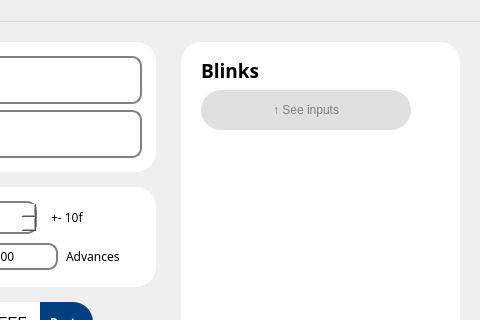
KapitalRoser/OpenBlink, file OpenBlink/GuiProjectBackup/OpenBlink2/mainwindow.ui: the form before one commit; both pictures show x 267 to 747 and y 0 to 320 of the 747 by 720 pixel window.
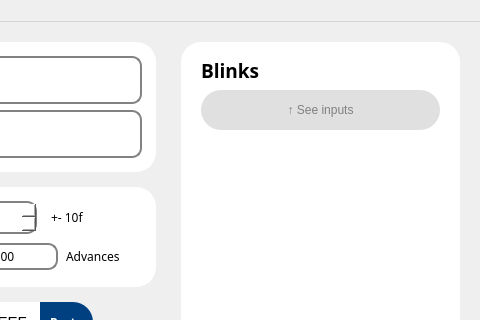
The form after the commit. Icons and pictures are not drawn.

Commit message: main change + center table

```diff
--- a/OpenBlink/GuiProjectBackup/OpenBlink2/mainwindow.ui
+++ b/OpenBlink/GuiProjectBackup/OpenBlink2/mainwindow.ui
@@ -1384,7 +1384,7 @@
           <bool>false</bool>
          </property>
          <property name="sizePolicy">
-          <sizepolicy hsizetype="Maximum" vsizetype="Preferred">
+          <sizepolicy hsizetype="Preferred" vsizetype="Preferred">
            <horstretch>0</horstretch>
            <verstretch>0</verstretch>
           </sizepolicy>
@@ -1445,7 +1445,7 @@
          <widget class="QTableWidget" name="outTable">
           <property name="geometry">
            <rect>
-            <x>0</x>
+            <x>15</x>
             <y>9</y>
             <width>210</width>
             <height>451</height>
```
The commit also changes 2 other files.
